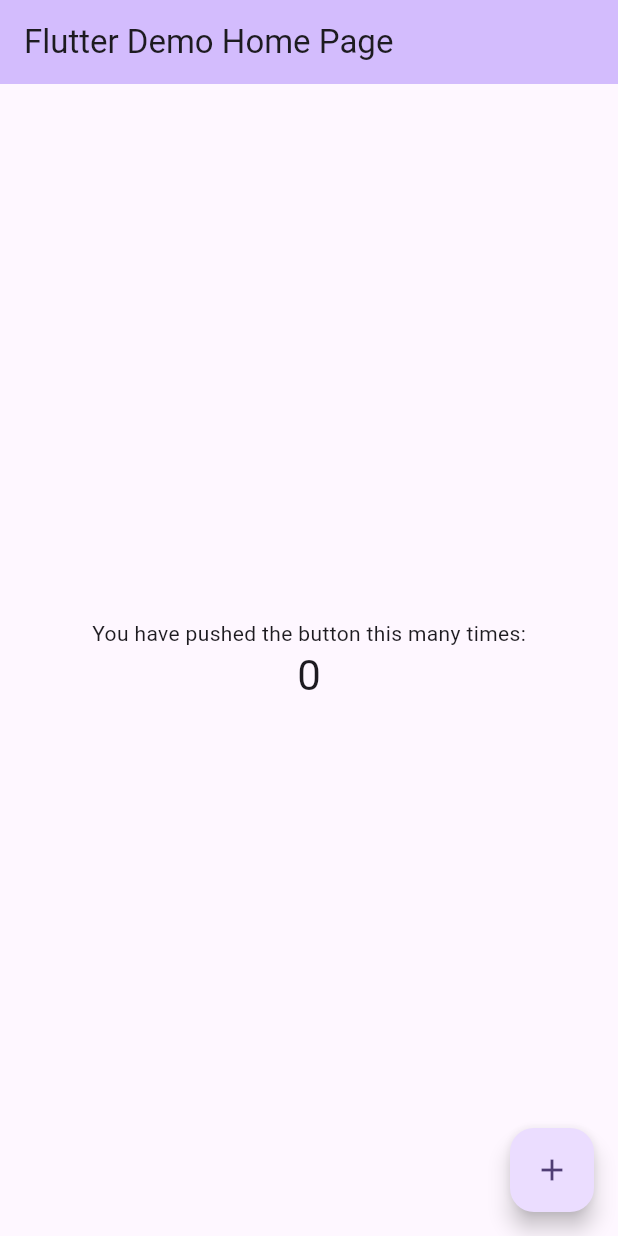
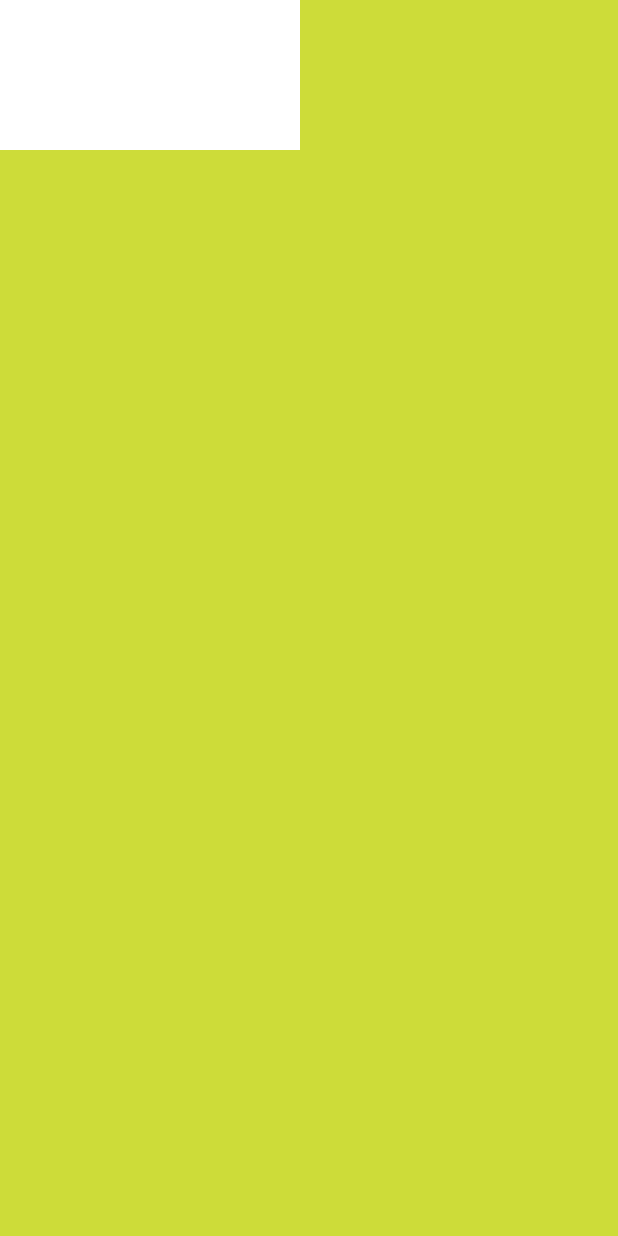
Before and after one commit to IzzetMustafaoglu/column_row, a Flutter app: the screen it shows after launch, on a phone screen of 412 x 824 dp. Run offline on Flutter 3.47's test engine with Material 2 defaults, Android fonts, the phone set to English and light mode, and no system bars.

Commit message:
ikinci_commit

```diff
--- a/lib/main.dart
+++ b/lib/main.dart
@@ -1,125 +1,23 @@
 import 'package:flutter/material.dart';
 
 void main() {
-  runApp(const MyApp());
+  runApp(BenimUyg());
+
 }
-
-class MyApp extends StatelessWidget {
-  const MyApp({super.key});
-
-  // This widget is the root of your application.
+class BenimUyg extends StatelessWidget{
   @override
   Widget build(BuildContext context) {
     return MaterialApp(
-      title: 'Flutter Demo',
-      theme: ThemeData(
-        // This is the theme of your application.
-        //
-        // TRY THIS: Try running your application with "flutter run". You'll see
-        // the application has a blue toolbar. Then, without quitting the app,
-        // try changing the seedColor in the colorScheme below to Colors.green
-        // and then invoke "hot reload" (save your changes or press the "hot
-        // reload" button in a Flutter-supported IDE, or press "r" if you used
-        // the command line to start the app).
-        //
-        // Notice that the counter didn't reset back to zero; the application
-        // state is not lost during the reload. To reset the state, use hot
-        // restart instead.
-        //
-        // This works for code too, not just values: Most code changes can be
-        // tested with just a hot reload.
-        colorScheme: ColorScheme.fromSeed(seedColor: Colors.deepPurple),
-        useMaterial3: true,
+      home: Scaffold(
+        backgroundColor: Colors.lime,
+        body: SafeArea(
+          child: Container(
+            color: Colors.white,
+            width: 200,
+            height: 100,
+          ),
+        ),
       ),
-      home: const MyHomePage(title: 'Flutter Demo Home Page'),
     );
   }
 }
-
-class MyHomePage extends StatefulWidget {
-  const MyHomePage({super.key, required this.title});
-
-  // This widget is the home page of your application. It is stateful, meaning
-  // that it has a State object (defined below) that contains fields that affect
-  // how it looks.
-
-  // This class is the configuration for the state. It holds the values (in this
-  // case the title) provided by the parent (in this case the App widget) and
-  // used by the build method of the State. Fields in a Widget subclass are
-  // always marked "final".
-
-  final String title;
-
-  @override
-  State<MyHomePage> createState() => _MyHomePageState();
-}
-
-class _MyHomePageState extends State<MyHomePage> {
-  int _counter = 0;
-
-  void _incrementCounter() {
-    setState(() {
-      // This call to setState tells the Flutter framework that something has
-      // changed in this State, which causes it to rerun the build method below
-      // so that the display can reflect the updated values. If we changed
-      // _counter without calling setState(), then the build method would not be
-      // called again, and so nothing would appear to happen.
-      _counter++;
-    });
-  }
-
-  @override
-  Widget build(BuildContext context) {
-    // This method is rerun every time setState is called, for instance as done
-    // by the _incrementCounter method above.
-    //
-    // The Flutter framework has been optimized to make rerunning build methods
-    // fast, so that you can just rebuild anything that needs updating rather
-    // than having to individually change instances of widgets.
-    return Scaffold(
-      appBar: AppBar(
-        // TRY THIS: Try changing the color here to a specific color (to
-        // Colors.amber, perhaps?) and trigger a hot reload to see the AppBar
-        // change color while the other colors stay the same.
-        backgroundColor: Theme.of(context).colorScheme.inversePrimary,
-        // Here we take the value from the MyHomePage object that was created by
-        // the App.build method, and use it to set our appbar title.
-        title: Text(widget.title),
-      ),
-      body: Center(
-        // Center is a layout widget. It takes a single child and positions it
-        // in the middle of the parent.
-        child: Column(
-          // Column is also a layout widget. It takes a list of children and
-          // arranges them vertically. By default, it sizes itself to fit its
-          // children horizontally, and tries to be as tall as its parent.
-          //
-          // Column has various properties to control how it sizes itself and
-          // how it positions its children. Here we use mainAxisAlignment to
-          // center the children vertically; the main axis here is the vertical
-          // axis because Columns are vertical (the cross axis would be
-          // horizontal).
-          //
-          // TRY THIS: Invoke "debug painting" (choose the "Toggle Debug Paint"
-          // action in the IDE, or press "p" in the console), to see the
-          // wireframe for each widget.
-          mainAxisAlignment: MainAxisAlignment.center,
-          children: <Widget>[
-            const Text(
-              'You have pushed the button this many times:',
-            ),
-            Text(
-              '$_counter',
-              style: Theme.of(context).textTheme.headlineMedium,
-            ),
-          ],
-        ),
-      ),
-      floatingActionButton: FloatingActionButton(
-        onPressed: _incrementCounter,
-        tooltip: 'Increment',
-        child: const Icon(Icons.add),
-      ), // This trailing comma makes auto-formatting nicer for build methods.
-    );
-  }
-}
```
Also changed, not shown: 1 other file.
